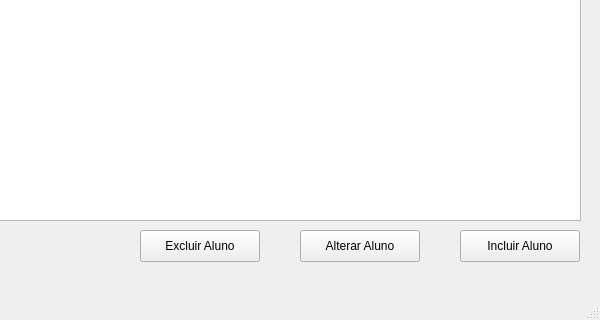
Qt form ui/alunos.ui (fabio-guilherme/centroexplicacoes) before a commit; both pictures show x 200 to 800 and y 280 to 600 of the 800 by 600 pixel window.
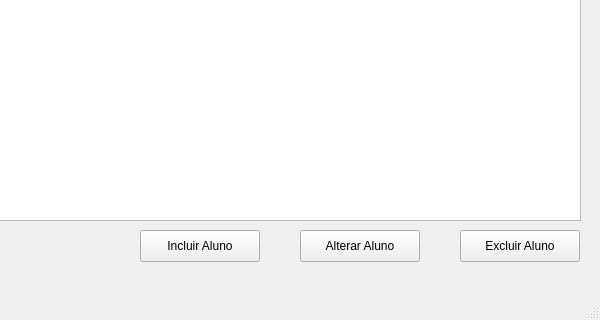
The same form after that commit.

Patch:
```diff
--- a/ui/alunos.ui
+++ b/ui/alunos.ui
@@ -52,7 +52,7 @@
    <widget class="QPushButton" name="btnIncluirAluno">
     <property name="geometry">
      <rect>
-      <x>660</x>
+      <x>340</x>
       <y>510</y>
       <width>120</width>
       <height>32</height>
@@ -78,7 +78,7 @@
    <widget class="QPushButton" name="btnExcluirAluno">
     <property name="geometry">
      <rect>
-      <x>340</x>
+      <x>660</x>
       <y>510</y>
       <width>120</width>
       <height>32</height>
```
